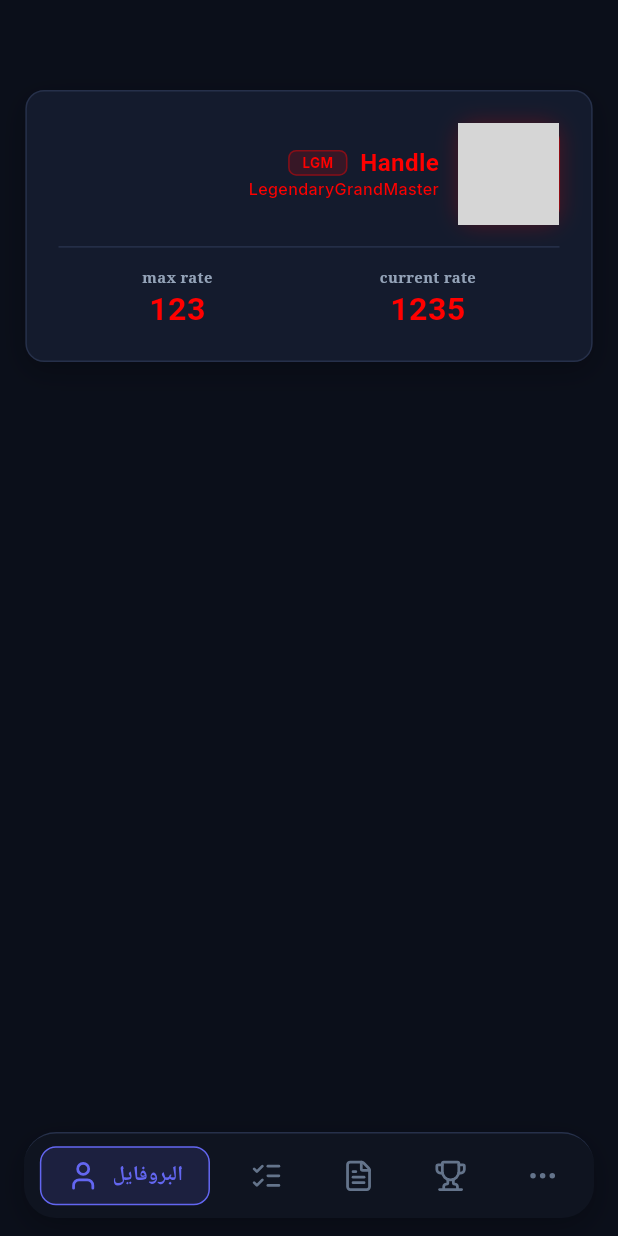
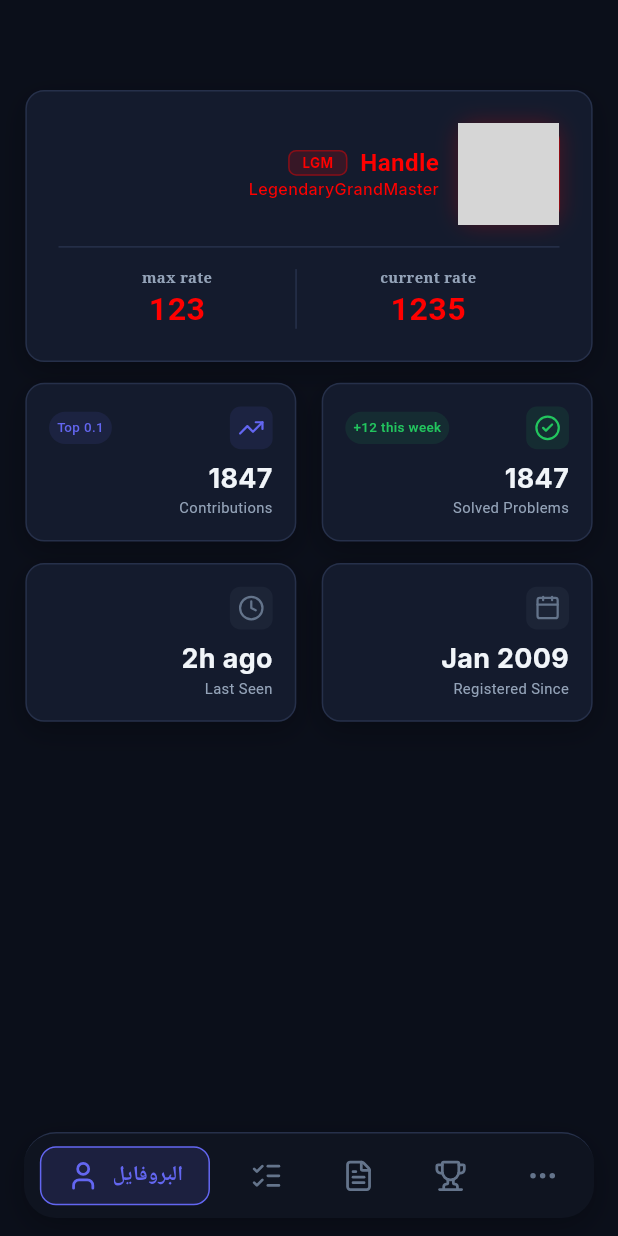
Before and after one commit to Ziad-Yaseen/cf_companion, a Flutter app: the MainLayout screen opened by its route, on a phone screen of 412 x 824 dp. Run offline on Flutter 3.47's test engine with Material 3 defaults, Android fonts, the phone set to English and light mode, and no system bars; our stand-ins replace dio, flutter_screenutil, flutter_secure_storage, gap, get_it, go_router and 2 more; accounts and stored records are empty; network calls fail; Roboto replaces fonts that are missing (Cairo); grey boxes are pictures that could not be loaded.

Commit message:
profile widgets

```diff
--- /dev/null
+++ b/lib/core/components/colored_container.dart
@@ -0,0 +1,27 @@
+import 'package:flutter/material.dart';
+
+class ColoredContainer extends StatelessWidget {
+  const ColoredContainer({
+    super.key,
+    required this.child,
+    this.color = Colors.transparent,
+    this.radius = 0,
+    this.padding = 0,
+  });
+  final Color color;
+  final double radius;
+  final Widget child;
+  final double padding;
+
+  @override
+  Widget build(BuildContext context) {
+    return Container(
+      padding: EdgeInsets.all(padding),
+      decoration: BoxDecoration(
+        color: color,
+        borderRadius: BorderRadius.circular(radius),
+      ),
+      child: child,
+    );
+  }
+}
--- a/lib/core/constants/app_sizes.dart
+++ b/lib/core/constants/app_sizes.dart
@@ -8,7 +8,9 @@ class AppSizes {
   static double height5 = 5.h;
   static double height8 = 8.h;
   static double height10 = 10.h;
+  static double height12 = 12.h;
   static double height15 = 15.h;
+  static double height15_5 = 15.5.h;
   static double height16 = 16.h;
   static double height20 = 20.h;
   static double height25 = 25.h;
@@ -41,6 +43,7 @@ class AppSizes {
   static double width10 = 10.w;
   static double width12 = 12.w;
   static double width15 = 15.w;
+  static double width16 = 16.w;
   static double width20 = 20.w;
   static double width25 = 25.w;
   static double width28 = 28.w;
@@ -97,6 +100,7 @@ class AppSizes {
   static double borderRadius20 = 20.r;
   static double borderRadius24 = 24.r;
   static double borderRadius28 = 28.r;
+  static double borderRadius9999 = 9999.r;
 
   // Icon Sizes
   static double iconSize16 = 16.sp;
@@ -108,10 +112,12 @@ class AppSizes {
   // Padding
   static double padding2 = 2.w;
   static double padding4 = 4.w;
+  static double padding5 = 5.w;
   static double padding8 = 8.w;
   static double padding9 = 9.w;
   static double padding10 = 10.w;
   static double padding12 = 12.w;
+  static double padding14 = 14.w;
   static double padding16 = 16.w;
   static double padding20 = 20.w;
   static double padding24 = 24.w;
--- a/lib/core/styles/text_styles.dart
+++ b/lib/core/styles/text_styles.dart
@@ -42,9 +42,29 @@ class AppTextStyles {
     height: 1.2,
   );
 
+  static TextStyle get attribute => GoogleFonts.inter(
+    fontSize: AppSizes.fontSize20,
+    fontWeight: FontWeight.w700,
+    color: AppColors.textPrimary,
+  );
+
   static TextStyle get titleRateDetails => GoogleFonts.notoSerif(
     fontSize: AppSizes.fontSize11,
     fontWeight: FontWeight.w700,
+    color: AppColors.textSecondary,
+    height: 1.2,
+  );
+
+  static TextStyle get attributeSecondary => GoogleFonts.cairo(
+    fontSize: AppSizes.fontSize11,
+    fontWeight: FontWeight.w400,
+    color: AppColors.textSecondary,
+    height: 1.2,
+  );
+
+  static TextStyle get attributeSecondary2 => GoogleFonts.cairo(
+    fontSize: AppSizes.fontSize10,
+    fontWeight: FontWeight.w500,
     color: AppColors.textSecondary,
     height: 1.2,
   );
--- a/lib/features/profile/screens/profile_screen.dart
+++ b/lib/features/profile/screens/profile_screen.dart
@@ -1,7 +1,12 @@
 import 'package:cf_companion/core/constants/app_colors.dart';
 import 'package:cf_companion/core/constants/app_sizes.dart';
+import 'package:cf_companion/features/profile/widgets/contributions_card_widget.dart';
+import 'package:cf_companion/features/profile/widgets/last_seen_card_widget.dart';
+import 'package:cf_companion/features/profile/widgets/registered_since_card_widget.dart';
+import 'package:cf_companion/features/profile/widgets/solved_problems_card_widget.dart';
 import 'package:cf_companion/features/profile/widgets/verified_profile_widget.dart';
 import 'package:flutter/material.dart';
+import 'package:flutter_screenutil/flutter_screenutil.dart';
 import 'package:gap/gap.dart';
 
 class ProfileScreen extends StatelessWidget {
@@ -16,8 +21,27 @@ class ProfileScreen extends StatelessWidget {
           child: Column(
             // mainAxisAlignment: .center,
             children: [
-              Gap(60),
-              VerifiedProfileWidget(color: AppColors.rankLegendaryGrandmaster),
+              const Gap(60),
+              const VerifiedProfileWidget(
+                color: AppColors.rankLegendaryGrandmaster,
+              ),
+              Gap(AppSizes.height15_5),
+              GridView(
+                shrinkWrap: true,
+                physics: const NeverScrollableScrollPhysics(),
+                gridDelegate: SliverGridDelegateWithFixedCrossAxisCount(
+                  crossAxisCount: 2,
+                  crossAxisSpacing: AppSizes.width16,
+                  mainAxisSpacing: AppSizes.height16,
+                  childAspectRatio: 165.w / 114.h,
+                ),
+                children: const [
+                  ContributionsCardWidget(),
+                  SolvedProblemsCardWidget(),
+                  LastSeenCardWidget(),
+                  RegisteredSinceCardWidget(),
+                ],
+              ),
             ],
           ),
         ),
--- /dev/null
+++ b/lib/features/profile/widgets/contributions_card_widget.dart
@@ -0,0 +1,55 @@
+import 'package:cf_companion/core/components/colored_container.dart';
+import 'package:cf_companion/core/constants/app_colors.dart';
+import 'package:cf_companion/core/constants/app_icons.dart';
+import 'package:cf_companion/core/constants/app_sizes.dart';
+import 'package:cf_companion/core/styles/text_styles.dart';
+import 'package:cf_companion/features/profile/widgets/profile_attributes_card.dart';
+import 'package:flutter/material.dart';
+import 'package:gap/gap.dart';
+
+class ContributionsCardWidget extends StatelessWidget {
+  const ContributionsCardWidget({super.key});
+
+  @override
+  Widget build(BuildContext context) {
+    return ProfileAttributesCard(
+      child: Column(
+        crossAxisAlignment: .end,
+        children: [
+          Row(
+            mainAxisAlignment: .spaceBetween,
+            children: [
+              ColoredContainer(
+                color: AppColors.primary.withValues(alpha: 0.1),
+                radius: AppSizes.borderRadius9999,
+                padding: AppSizes.padding5,
+                child: Text(
+                  'Top 0.1',
+                  style: AppTextStyles.withColor(
+                    AppTextStyles.attributeSecondary2,
+                    AppColors.primary,
+                  ),
+                ),
+              ),
+
+              ColoredContainer(
+                color: AppColors.primary.withValues(alpha: 0.1),
+                radius: AppSizes.borderRadius8,
+                padding: AppSizes.padding5,
+                child: Icon(
+                  AppIcons.contribution,
+                  color: AppColors.primary,
+                  size: AppSizes.fontSize20,
+                ),
+              ),
+            ],
+          ),
+          const Spacer(),
+          Text('1847', style: AppTextStyles.attribute),
+          Gap(AppSizes.height2),
+          Text('Contributions', style: AppTextStyles.attributeSecondary),
+        ],
+      ),
+    );
+  }
+}
--- /dev/null
+++ b/lib/features/profile/widgets/last_seen_card_widget.dart
@@ -0,0 +1,42 @@
+import 'package:cf_companion/core/components/colored_container.dart';
+import 'package:cf_companion/core/constants/app_colors.dart';
+import 'package:cf_companion/core/constants/app_icons.dart';
+import 'package:cf_companion/core/constants/app_sizes.dart';
+import 'package:cf_companion/core/styles/text_styles.dart';
+import 'package:cf_companion/features/profile/widgets/profile_attributes_card.dart';
+import 'package:flutter/material.dart';
+import 'package:gap/gap.dart';
+
+class LastSeenCardWidget extends StatelessWidget {
+  const new({super.key});
+
+  @override
+  Widget build(BuildContext context) {
+    return ProfileAttributesCard(
+      child: Column(
+        crossAxisAlignment: .end,
+        children: [
+          Row(
+            mainAxisAlignment: .end,
+            children: [
+              ColoredContainer(
+                color: AppColors.textDisabled.withValues(alpha: 0.1),
+                radius: AppSizes.borderRadius8,
+                padding: AppSizes.padding5,
+                child: Icon(
+                  AppIcons.verdictTimeLimit,
+                  color: AppColors.textDisabled,
+                  size: AppSizes.fontSize20,
+                ),
+              ),
+            ],
+          ),
+          const Spacer(),
+          Text('2h ago', style: AppTextStyles.attribute),
+          Gap(AppSizes.height2),
+          Text('Last Seen', style: AppTextStyles.attributeSecondary),
+        ],
+      ),
+    );
+  }
+}
--- /dev/null
+++ b/lib/features/profile/widgets/profile_attributes_card.dart
@@ -0,0 +1,29 @@
+import 'package:cf_companion/core/components/main_app_card.dart';
+import 'package:cf_companion/core/constants/app_colors.dart';
+import 'package:cf_companion/core/constants/app_sizes.dart';
+import 'package:flutter/material.dart';
+
+class ProfileAttributesCard extends StatelessWidget {
+  const ProfileAttributesCard({super.key, required this.child});
+  final Widget child;
+
+  @override
+  Widget build(BuildContext context) {
+    return MainAppCard(
+      verticalContentPadding: AppSizes.padding14,
+      horizontalContentPadding: AppSizes.padding14,
+      color: AppColors.surface,
+      radius: AppSizes.borderRadius14,
+      border: Border.all(color: AppColors.border, width: 1),
+      shadow: [
+        BoxShadow(
+          offset: const Offset(0, 6),
+          blurRadius: 16,
+          spreadRadius: 0,
+          color: Colors.black.withValues(alpha: 0.25),
+        ),
+      ],
+      child: child,
+    );
+  }
+}
--- /dev/null
+++ b/lib/features/profile/widgets/registered_since_card_widget.dart
@@ -0,0 +1,42 @@
+import 'package:cf_companion/core/components/colored_container.dart';
+import 'package:cf_companion/core/constants/app_colors.dart';
+import 'package:cf_companion/core/constants/app_icons.dart';
+import 'package:cf_companion/core/constants/app_sizes.dart';
+import 'package:cf_companion/core/styles/text_styles.dart';
+import 'package:cf_companion/features/profile/widgets/profile_attributes_card.dart';
+import 'package:flutter/material.dart';
+import 'package:gap/gap.dart';
+
+class RegisteredSinceCardWidget extends StatelessWidget {
+  const RegisteredSinceCardWidget({super.key});
+
+  @override
+  Widget build(BuildContext context) {
+    return ProfileAttributesCard(
+      child: Column(
+        crossAxisAlignment: .end,
+        children: [
+          Row(
+            mainAxisAlignment: .end,
+            children: [
+              ColoredContainer(
+                color: AppColors.textDisabled.withValues(alpha: 0.1),
+                radius: AppSizes.borderRadius8,
+                padding: AppSizes.padding5,
+                child: Icon(
+                  AppIcons.registeredSince,
+                  color: AppColors.textDisabled,
+                  size: AppSizes.fontSize20,
+                ),
+              ),
+            ],
+          ),
+          const Spacer(),
+          Text('Jan 2009', style: AppTextStyles.attribute),
+          Gap(AppSizes.height2),
+          Text('Registered Since', style: AppTextStyles.attributeSecondary),
+        ],
+      ),
+    );
+  }
+}
--- /dev/null
+++ b/lib/features/profile/widgets/solved_problems_card_widget.dart
@@ -0,0 +1,55 @@
+import 'package:cf_companion/core/components/colored_container.dart';
+import 'package:cf_companion/core/constants/app_colors.dart';
+import 'package:cf_companion/core/constants/app_icons.dart';
+import 'package:cf_companion/core/constants/app_sizes.dart';
+import 'package:cf_companion/core/styles/text_styles.dart';
+import 'package:cf_companion/features/profile/widgets/profile_attributes_card.dart';
+import 'package:flutter/material.dart';
+import 'package:gap/gap.dart';
+
+class SolvedProblemsCardWidget extends StatelessWidget {
+  const SolvedProblemsCardWidget({super.key});
+
+  @override
+  Widget build(BuildContext context) {
+    return ProfileAttributesCard(
+      child: Column(
+        crossAxisAlignment: .end,
+        children: [
+          Row(
+            mainAxisAlignment: .spaceBetween,
+            children: [
+              ColoredContainer(
+                color: AppColors.success.withValues(alpha: 0.1),
+                radius: AppSizes.borderRadius9999,
+                padding: AppSizes.padding5,
+                child: Text(
+                  '+12 this week',
+                  style: AppTextStyles.withColor(
+                    AppTextStyles.attributeSecondary2,
+                    AppColors.success,
+                  ),
+                ),
+              ),
+
+              ColoredContainer(
+                color: AppColors.success.withValues(alpha: 0.1),
+                radius: AppSizes.borderRadius8,
+                padding: AppSizes.padding5,
+                child: Icon(
+                  AppIcons.solvedCheck,
+                  color: AppColors.success,
+                  size: AppSizes.fontSize20,
+                ),
+              ),
+            ],
+          ),
+          const Spacer(),
+          Text('1847', style: AppTextStyles.attribute),
+          Gap(AppSizes.height2),
+          Text('Solved Problems', style: AppTextStyles.attributeSecondary),
+        ],
+      ),
+    );
+  }
+}
--- a/lib/features/profile/widgets/verified_profile_widget.dart
+++ b/lib/features/profile/widgets/verified_profile_widget.dart
@@ -66,13 +66,15 @@ class VerifiedProfileWidget extends StatelessWidget {
           Gap(AppSizes.height16),
           const Divider(),
           Gap(AppSizes.height16),
-          const Row(
-            mainAxisAlignment: .spaceEvenly,
-            children: [
-              _RateDetails('max rate', 123),
-              Divider(),
-              _RateDetails('current rate', 1235),
-            ],
+          const IntrinsicHeight(
+            child: Row(
+              mainAxisAlignment: .spaceEvenly,
+              children: [
+                _RateDetails('max rate', 123),
+                VerticalDivider(),
+                _RateDetails('current rate', 1235),
+              ],
+            ),
           ),
         ],
       ),
```
